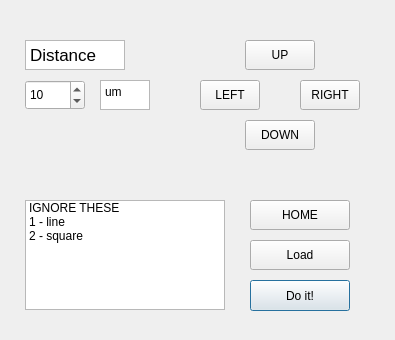
Old version of the form MotorControllerUI/dialog_motorcontroller.ui in the repository CiaranBarron/MotorController.
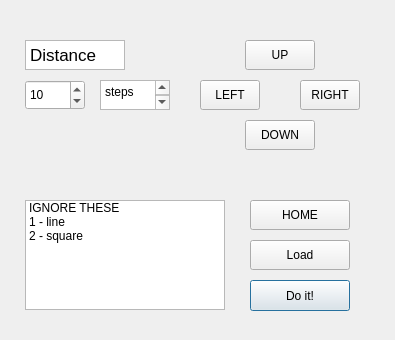
New version of the form.

```diff
--- a/MotorControllerUI/dialog_motorcontroller.ui
+++ b/MotorControllerUI/dialog_motorcontroller.ui
@@ -173,12 +173,13 @@
     <rect>
      <x>100</x>
      <y>80</y>
-     <width>50</width>
+     <width>70</width>
      <height>30</height>
     </rect>
    </property>
    <property name="plainText">
-    <string>um</string>
+    <string>steps
+</string>
    </property>
   </widget>
  </widget>
```
